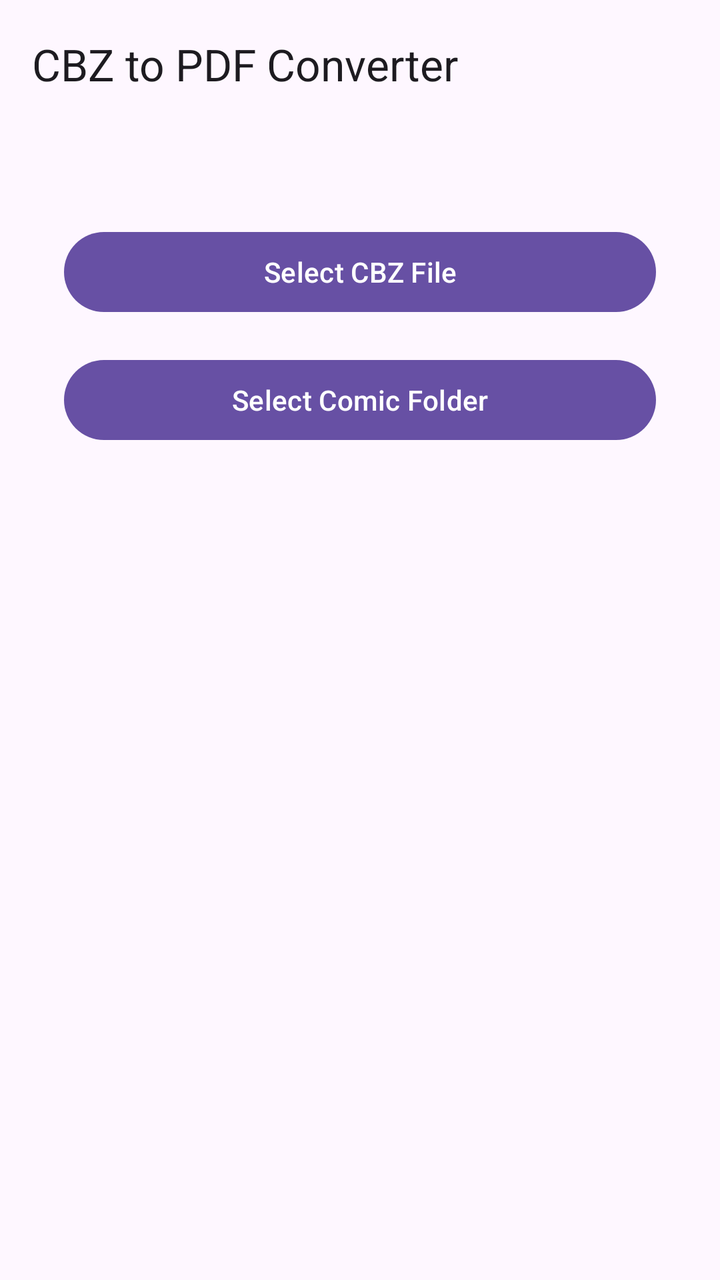
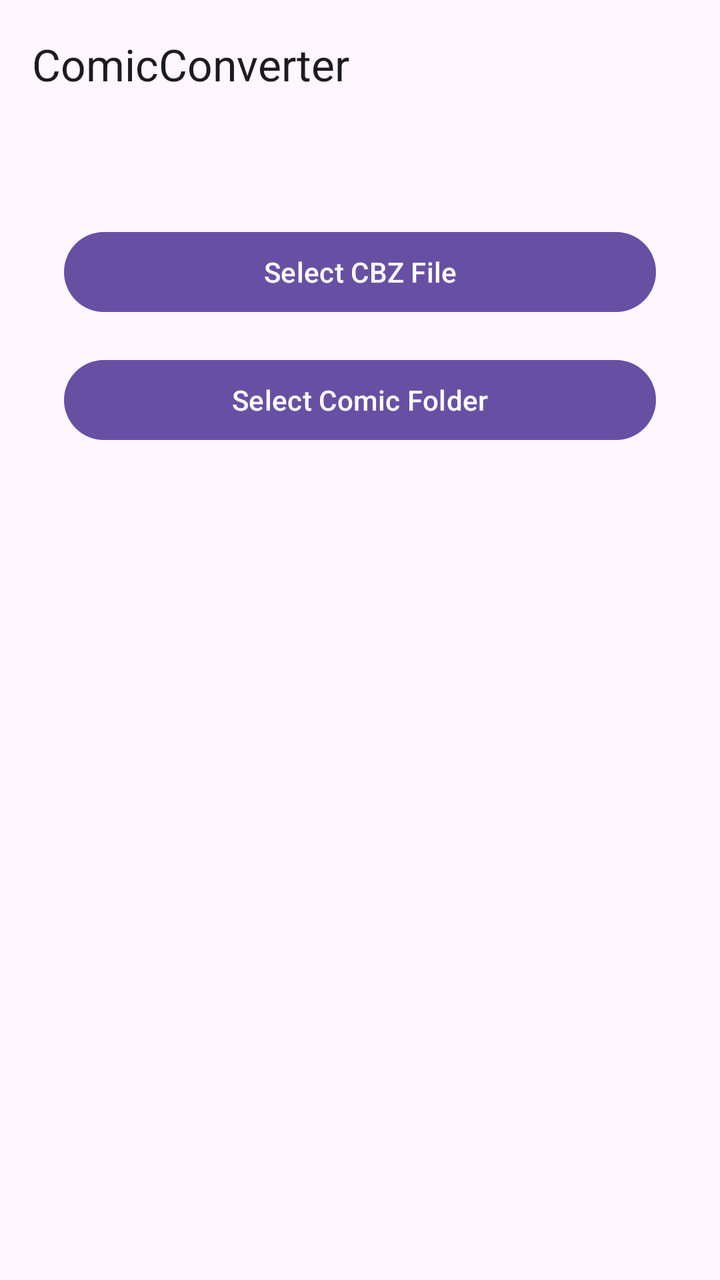

Screens rendered from an Android XML layout before and after an edit, with the pre-edit source and the edit as a unified diff.
<!-- AndroidManifest.xml: application theme Theme.ComicConverter -->
<!-- res/layout/activity_main.xml -->
<?xml version="1.0" encoding="utf-8"?>
<LinearLayout xmlns:android="http://schemas.android.com/apk/res/android"
        xmlns:tools="http://schemas.android.com/tools"
        xmlns:app="http://schemas.android.com/apk/res-auto" android:id="@+id/main" android:layout_width="match_parent" android:layout_height="match_parent" android:orientation="vertical" tools:context="dev.heckr.comicconverter.MainActivity">

        <com.google.android.material.appbar.MaterialToolbar android:id="@+id/toolbar" android:layout_width="match_parent" android:layout_height="?attr/actionBarSize" app:title="@string/cbz_to_pdf_converter" />

        <androidx.constraintlayout.widget.ConstraintLayout android:layout_width="match_parent" android:layout_height="match_parent" android:padding="16dp">

                <Button android:id="@+id/selectFileButton" android:layout_width="0dp" android:layout_height="wrap_content" android:text="@string/select_cbz_file" android:layout_marginTop="32dp" android:layout_marginHorizontal="16dp" app:layout_constraintTop_toTopOf="parent" app:layout_constraintStart_toStartOf="parent" app:layout_constraintEnd_toEndOf="parent" />

                <Button android:id="@+id/selectFolderButton" android:layout_width="0dp" android:layout_height="wrap_content" android:text="@string/select_comic_folder" android:layout_marginTop="16dp" android:layout_marginHorizontal="16dp" app:layout_constraintTop_toBottomOf="@id/selectFileButton" app:layout_constraintStart_toStartOf="parent" app:layout_constraintEnd_toEndOf="parent" />

                <ProgressBar android:id="@+id/progressBar" style="@style/Widget.AppCompat.ProgressBar.Horizontal" android:layout_width="0dp" android:layout_height="wrap_content" android:visibility="gone" android:max="100" android:progress="0" android:layout_marginTop="24dp" app:layout_constraintTop_toBottomOf="@id/selectFolderButton" app:layout_constraintStart_toStartOf="parent" app:layout_constraintEnd_toEndOf="parent" />

                <TextView android:id="@+id/statusText" android:layout_width="0dp" android:layout_height="wrap_content" android:text="" android:textAlignment="center" android:layout_marginTop="16dp" app:layout_constraintTop_toBottomOf="@id/progressBar" app:layout_constraintStart_toStartOf="parent" app:layout_constraintEnd_toEndOf="parent" />

        </androidx.constraintlayout.widget.ConstraintLayout>

</LinearLayout>
<!-- resources referenced by this layout -->
<resources>
  <string name="cbz_to_pdf_converter">CBZ to PDF Converter</string>
  <string name="select_cbz_file">Select CBZ File</string>
  <string name="select_comic_folder">Select Comic Folder</string>
  <style name="Theme.ComicConverter" parent="Base.Theme.ComicConverter" />
  <style name="Base.Theme.ComicConverter" parent="Theme.Material3.DayNight.NoActionBar">
          
          <item name="android:forceDarkAllowed" tools:targetApi="q">true</item>
      </style>
</resources>

<!-- the commit's change to res/layout/activity_main.xml (unified diff, before → after) -->
@@ -3,7 +3,7 @@
         xmlns:tools="http://schemas.android.com/tools"
         xmlns:app="http://schemas.android.com/apk/res-auto" android:id="@+id/main" android:layout_width="match_parent" android:layout_height="match_parent" android:orientation="vertical" tools:context="dev.heckr.comicconverter.MainActivity">
 
-        <com.google.android.material.appbar.MaterialToolbar android:id="@+id/toolbar" android:layout_width="match_parent" android:layout_height="?attr/actionBarSize" app:title="@string/cbz_to_pdf_converter" />
+        <com.google.android.material.appbar.MaterialToolbar android:id="@+id/toolbar" android:layout_width="match_parent" android:layout_height="?attr/actionBarSize" app:title="@string/app_name" />
 
         <androidx.constraintlayout.widget.ConstraintLayout android:layout_width="match_parent" android:layout_height="match_parent" android:padding="16dp">
 
<!-- resource entries referenced after the edit -->
@@ -1,6 +1,6 @@
 <!-- resources referenced by this layout -->
 <resources>
-  <string name="cbz_to_pdf_converter">CBZ to PDF Converter</string>
+  <string name="app_name">ComicConverter</string>
   <string name="select_cbz_file">Select CBZ File</string>
   <string name="select_comic_folder">Select Comic Folder</string>
   <style name="Theme.ComicConverter" parent="Base.Theme.ComicConverter" />
